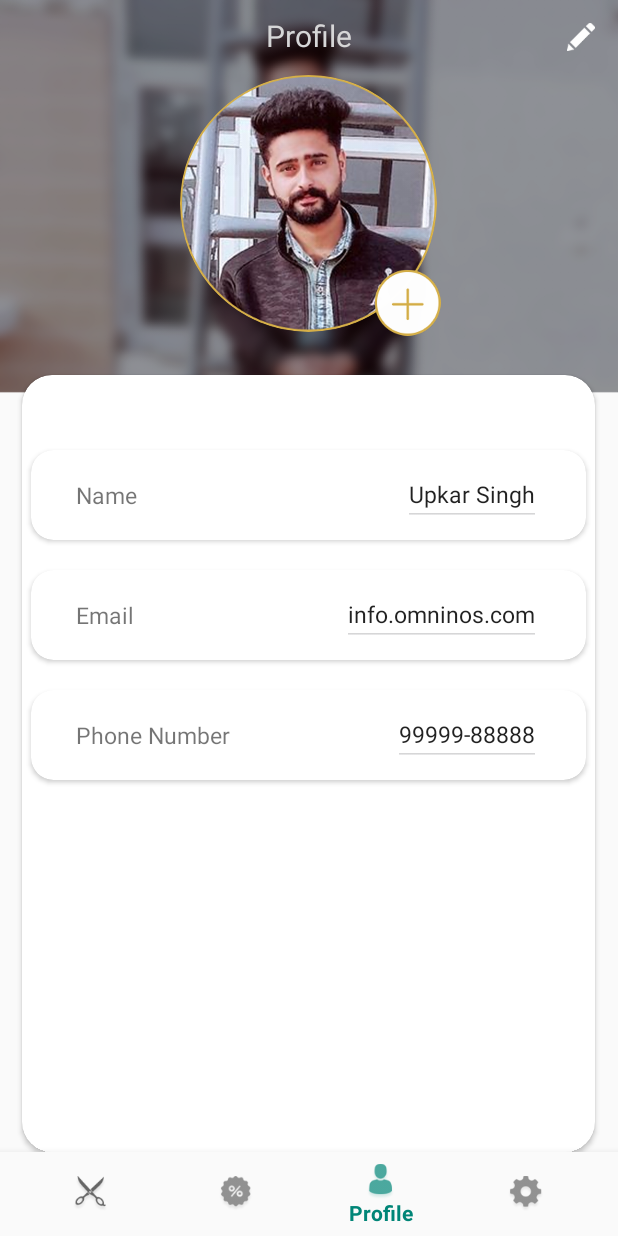
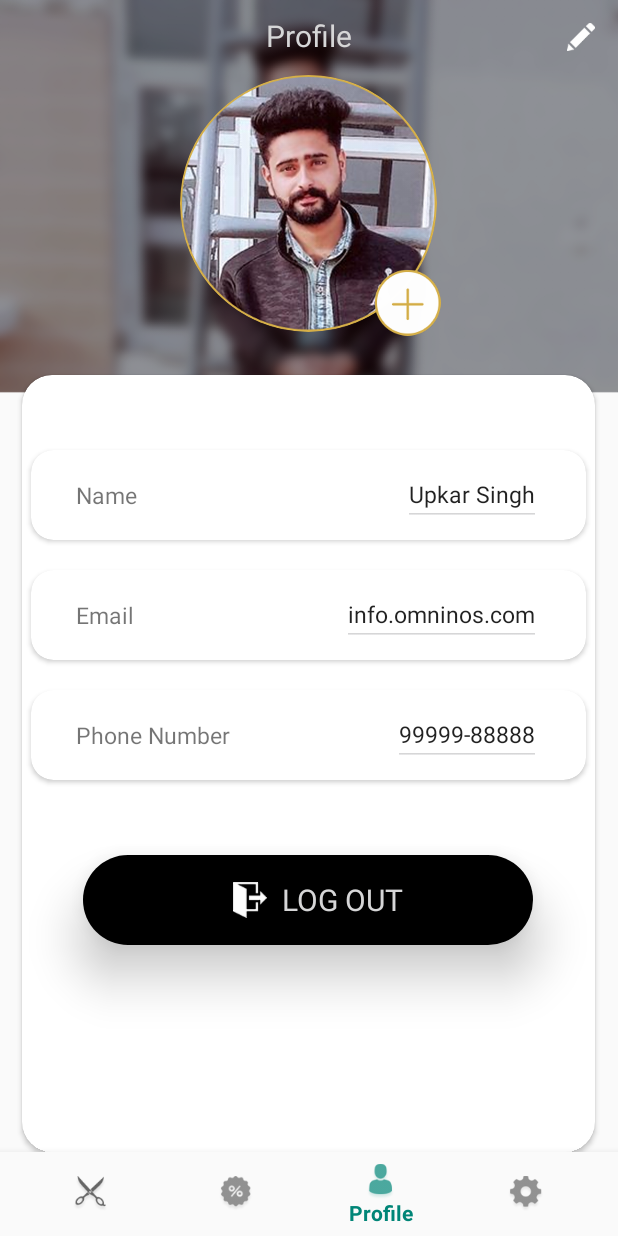
Before and after one commit to divijsethi822348/Freshup, an Android app: the screen it shows after launch (NavigatorActivity), item 3 of the bottom bar chosen, on a phone screen of 412 x 824 dp. Run offline under Robolectric (Android 15) with nearby library versions, the phone set to English and light mode, and no system bars; our stand-ins replace CircleImageView.

Commit message:
Profile Fragment Updated

```diff
--- a/app/src/main/java/com/example/freshup/Activities/NavigatorActivity.java
+++ b/app/src/main/java/com/example/freshup/Activities/NavigatorActivity.java
@@ -1,5 +1,6 @@
 package com.example.freshup.Activities;
 
+import android.content.Intent;
 import android.support.annotation.NonNull;
 import android.support.design.widget.BottomNavigationView;
 import android.support.v4.app.Fragment;
@@ -10,6 +11,7 @@ import android.os.Bundle;
 import android.view.MenuItem;
 import android.view.View;
 import android.widget.Button;
+import android.widget.RelativeLayout;
 
 import com.example.freshup.Fragments.HomeFragment;
 import com.example.freshup.Fragments.ProductsFragment;
@@ -27,6 +29,7 @@ public class NavigatorActivity extends AppCompatActivity {
     protected void onCreate(Bundle savedInstanceState) {
         super.onCreate(savedInstanceState);
         setContentView(R.layout.activity_navigator);
+
 
 
         SelectFragment(new HomeFragment());
--- a/app/src/main/java/com/example/freshup/Fragments/ProfileFragment.java
+++ b/app/src/main/java/com/example/freshup/Fragments/ProfileFragment.java
@@ -1,12 +1,18 @@
 package com.example.freshup.Fragments;
 
 
+import android.content.Intent;
 import android.os.Bundle;
 import android.support.v4.app.Fragment;
 import android.view.LayoutInflater;
 import android.view.View;
 import android.view.ViewGroup;
+import android.widget.EditText;
+import android.widget.ImageView;
+import android.widget.RelativeLayout;
 
+import com.example.freshup.Activities.LoginActivity;
+import com.example.freshup.Activities.NavigatorActivity;
 import com.example.freshup.R;
 
 
@@ -14,6 +20,9 @@ import com.example.freshup.R;
  * A simple {@link Fragment} subclass.
  */
 public class ProfileFragment extends Fragment {
+    ImageView edit;
+    RelativeLayout logout;
+    EditText name,email,number;
 
 
     public ProfileFragment() {
@@ -24,8 +33,32 @@ public class ProfileFragment extends Fragment {
     @Override
     public View onCreateView(LayoutInflater inflater, ViewGroup container,
                              Bundle savedInstanceState) {
-        // Inflate the layout for this fragment
-        return inflater.inflate(R.layout.fragment_profile, container, false);
+        View view=inflater.inflate(R.layout.fragment_profile, container, false);
+        edit=view.findViewById(R.id.edit);
+        logout=view.findViewById(R.id.logout_button);
+        name=view.findViewById(R.id.name_et);
+        email=view.findViewById(R.id.emal_et);
+        number=view.findViewById(R.id.number_et);
+
+
+        edit.setOnClickListener(new View.OnClickListener() {
+            @Override
+            public void onClick(View v) {
+                name.setFocusable(true);
+                email.setFocusable(true);
+                number.setFocusable(true);
+            }
+        });
+        logout.setOnClickListener(new View.OnClickListener() {
+            @Override
+            public void onClick(View v) {
+                Intent intent =new Intent(getActivity(),LoginActivity.class);
+                startActivity(intent);
+            }
+        });
+
+
+        return view;
     }
 
 }
--- a/app/src/main/res/layout/fragment_profile.xml
+++ b/app/src/main/res/layout/fragment_profile.xml
@@ -170,7 +170,40 @@
                 </RelativeLayout>
 
             </android.support.v7.widget.CardView>
+
+
+            <RelativeLayout
+                android:layout_width="wrap_content"
+                android:layout_height="wrap_content"
+                android:background="@drawable/rectangle_button"
+                android:layout_below="@id/numbercard"
+                android:layout_marginTop="50sp"
+                android:layout_centerHorizontal="true"
+                android:id="@+id/logout_button"
+                android:elevation="20sp">
+
+                <ImageView
+                    android:layout_width="wrap_content"
+                    android:layout_height="wrap_content"
+                    android:src="@drawable/log_out"
+                    android:layout_centerVertical="true"
+                    android:layout_marginLeft="100dp"
+                    android:id="@+id/logout_img"/>
+
+                <TextView
+                    android:layout_width="wrap_content"
+                    android:layout_height="wrap_content"
+                    android:text="LOG OUT"
+                    android:textSize="20sp"
+                    android:textColor="@color/white"
+                    android:layout_toRightOf="@+id/logout_img"
+                    android:layout_centerVertical="true"
+                    android:layout_marginLeft="10dp"/>
+            </RelativeLayout>
+
         </RelativeLayout>
+
+
 
 
     </android.support.v7.widget.CardView>
```
Also changed, not shown: app/src/main/res/drawable-hdpi/log_out.png (added), app/src/main/res/drawable-mdpi/log_out.png (added), app/src/main/res/drawable-xhdpi/log_out.png (added), app/src/main/res/drawable-xxhdpi/log_out.png (added).
